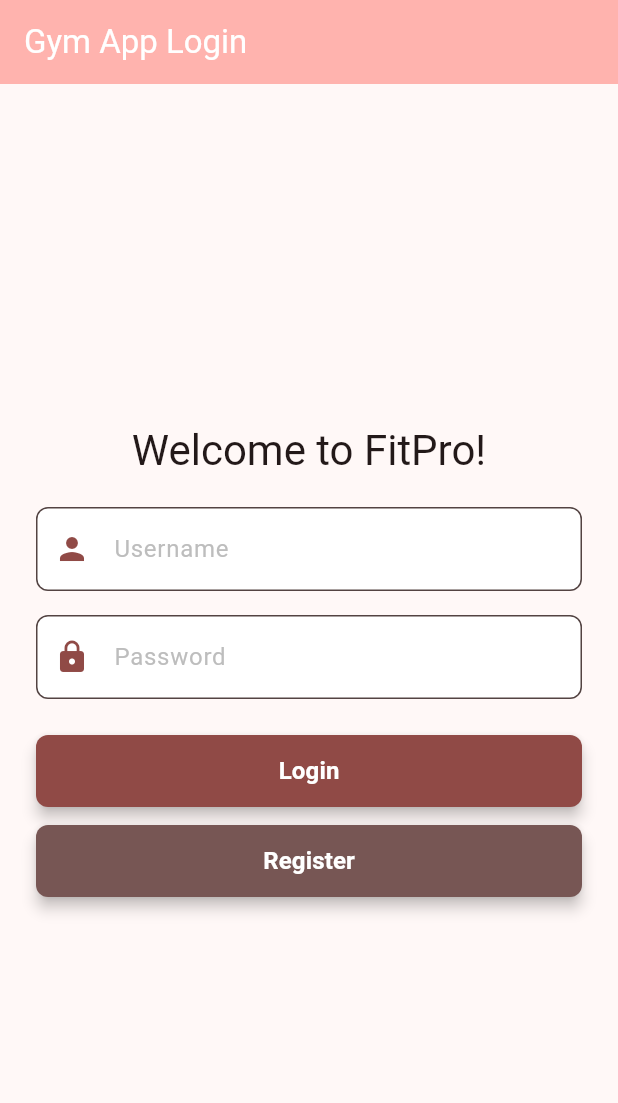
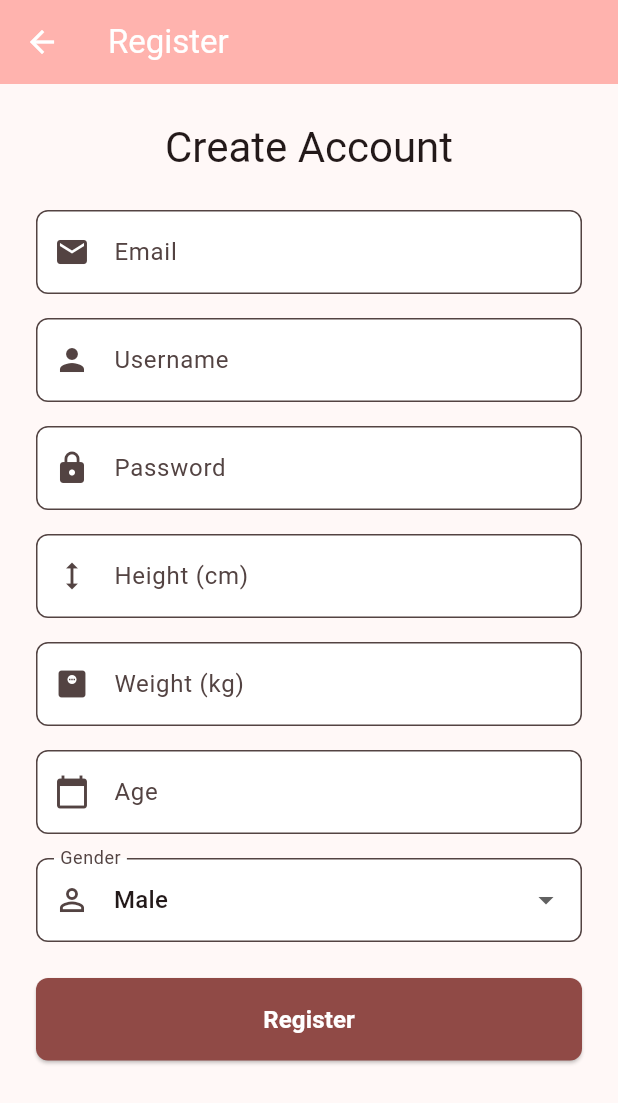
Before and after one commit to oroszkrisztian/FitApp, a Flutter app: the screen it shows after launch, after a tap on "Register", on a phone screen of 412 x 824 dp. Shown: the top 1103 px of the screen. Run offline on Flutter 3.47's test engine with Material 3 defaults, Android fonts, the phone set to English and light mode, and no system bars; our stand-ins replace fl_chart, google_generative_ai, image_picker; missing offline and left inert: google_ml_kit.

Commit message:
register page

```diff
--- a/FrontEnd/lib/login_screen.dart
+++ b/FrontEnd/lib/login_screen.dart
@@ -1,8 +1,8 @@
+import 'package:fit_app/register_screen.dart';
 import 'package:flutter/material.dart';
 import 'package:http/http.dart' as http;
 import 'dart:convert';
 import 'macro_tracking_page.dart';
-
 
 class LoginScreen extends StatefulWidget {
   const LoginScreen({super.key});
@@ -12,15 +12,17 @@ class LoginScreen extends StatefulWidget {
 }
 
 class _LoginScreenState extends State<LoginScreen> {
-  // Controllers for username and password
   final TextEditingController _usernameController = TextEditingController();
   final TextEditingController _passwordController = TextEditingController();
 
   Future<void> _login(BuildContext context) async {
+    // Directly navigate to the macro tracking page
+    _navigateToMacroTracking(context);
+
+    /* Original backend authentication code
     final String username = _usernameController.text;
     final String password = _passwordController.text;
 
-  // Base URL with query parameters
     final String baseUrl = 'http://192.168.15.160:1234/login/';
     final uri = Uri.parse(baseUrl).replace(queryParameters: {
       'email': username,
@@ -29,7 +31,7 @@ class _LoginScreenState extends State<LoginScreen> {
 
     try {
       final response = await http.post(
-      uri,  // Using URI with query parameters
+        uri,
         headers: {
           'Content-Type': 'application/json',
         },
@@ -55,6 +57,7 @@ class _LoginScreenState extends State<LoginScreen> {
       print('Error: $e');
       _showErrorDialog(context, 'Error connecting to server');
     }
+    */
   }
 
   void _showErrorDialog(BuildContext context, String message) {
@@ -100,94 +103,97 @@ class _LoginScreenState extends State<LoginScreen> {
                 style: Theme.of(context).textTheme.headlineMedium,
               ),
               const SizedBox(height: 20),
-
-              // Username TextField
               TextField(
-                controller: _usernameController, // Use the controller
+                controller: _usernameController,
                 decoration: InputDecoration(
                   hintText: 'Username',
-                  hintStyle: TextStyle(color: Colors.grey[400]), // Lighter hint text color
-                  prefixIcon: Icon(Icons.person, color: Theme.of(context).colorScheme.primary),
-                  filled: true, // Fill color
-                  fillColor: Colors.white, // Background color of the TextField
+                  hintStyle: TextStyle(color: Colors.grey[400]),
+                  prefixIcon: Icon(Icons.person,
+                      color: Theme.of(context).colorScheme.primary),
+                  filled: true,
+                  fillColor: Colors.white,
                   border: OutlineInputBorder(
-                    borderRadius: BorderRadius.circular(8.0), // Rounded corners
-                    borderSide: BorderSide(color: Colors.grey.shade400, width: 1.5), // Border color
+                    borderRadius: BorderRadius.circular(8.0),
+                    borderSide:
+                        BorderSide(color: Colors.grey.shade400, width: 1.5),
                   ),
                   focusedBorder: OutlineInputBorder(
                     borderRadius: BorderRadius.circular(8.0),
-                    borderSide: BorderSide(color: Theme.of(context).colorScheme.primary, width: 2), // Border when focused
+                    borderSide: BorderSide(
+                        color: Theme.of(context).colorScheme.primary, width: 2),
                   ),
                 ),
               ),
               const SizedBox(height: 16),
-
-              // Password TextField
               TextField(
-                controller: _passwordController, // Use the controller
+                controller: _passwordController,
                 obscureText: true,
                 decoration: InputDecoration(
                   hintText: 'Password',
-                  hintStyle: TextStyle(color: Colors.grey[400]), // Lighter hint text color
-                  prefixIcon: Icon(Icons.lock, color: Theme.of(context).colorScheme.primary),
-                  filled: true, // Fill color
-                  fillColor: Colors.white, // Background color of the TextField
+                  hintStyle: TextStyle(color: Colors.grey[400]),
+                  prefixIcon: Icon(Icons.lock,
+                      color: Theme.of(context).colorScheme.primary),
+                  filled: true,
+                  fillColor: Colors.white,
                   border: OutlineInputBorder(
-                    borderRadius: BorderRadius.circular(8.0), // Rounded corners
-                    borderSide: BorderSide(color: Colors.grey.shade400, width: 1.5), // Border color
+                    borderRadius: BorderRadius.circular(8.0),
+                    borderSide:
+                        BorderSide(color: Colors.grey.shade400, width: 1.5),
                   ),
                   focusedBorder: OutlineInputBorder(
                     borderRadius: BorderRadius.circular(8.0),
-                    borderSide: BorderSide(color: Theme.of(context).colorScheme.primary, width: 2), // Border when focused
+                    borderSide: BorderSide(
+                        color: Theme.of(context).colorScheme.primary, width: 2),
                   ),
                 ),
               ),
               const SizedBox(height: 24),
-
-              // Login Button
               SizedBox(
-                width: double.infinity, // Ensures the button stretches across the available width
+                width: double.infinity,
                 child: ElevatedButton(
-                  onPressed: () => _login(context), // Call the login function
+                  onPressed: () => _login(context),
                   style: ElevatedButton.styleFrom(
-                    padding: const EdgeInsets.symmetric(horizontal: 16.0, vertical: 12.0), // Increased vertical padding
-                    backgroundColor: Theme.of(context).colorScheme.primary, // Use primary color from theme
-                    foregroundColor: Colors.white, // Text color
-                    minimumSize: const Size(0, 48), // Minimum height
-                    shape: RoundedRectangleBorder( // Rounded corners
+                    padding: const EdgeInsets.symmetric(
+                        horizontal: 16.0, vertical: 12.0),
+                    backgroundColor: Theme.of(context).colorScheme.primary,
+                    foregroundColor: Colors.white,
+                    minimumSize: const Size(0, 48),
+                    shape: RoundedRectangleBorder(
                       borderRadius: BorderRadius.circular(8.0),
                     ),
-                    elevation: 4, // Shadow effect
+                    elevation: 4,
                   ),
                   child: const Text(
                     'Login',
-                    style: TextStyle(fontSize: 16, fontWeight: FontWeight.bold), // Increased font size and bold
+                    style: TextStyle(fontSize: 16, fontWeight: FontWeight.bold),
                   ),
                 ),
               ),
-
               const SizedBox(height: 12),
-
-              // Register Button
               SizedBox(
-                width: double.infinity, // Ensures the button stretches across the available width
+                width: double.infinity,
                 child: ElevatedButton(
                   onPressed: () {
-                    print('Register');
+                    Navigator.push(
+                      context,
+                      MaterialPageRoute(
+                          builder: (context) => const RegistrationScreen()),
+                    );
                   },
                   style: ElevatedButton.styleFrom(
-                    padding: const EdgeInsets.symmetric(horizontal: 16.0, vertical: 12.0), // Increased vertical padding
-                    backgroundColor: Theme.of(context).colorScheme.secondary, // Use secondary color from theme
-                    foregroundColor: Colors.white, // Text color
-                    minimumSize: const Size(0, 48), // Minimum height
-                    shape: RoundedRectangleBorder( // Rounded corners
+                    padding: const EdgeInsets.symmetric(
+                        horizontal: 16.0, vertical: 12.0),
+                    backgroundColor: Theme.of(context).colorScheme.secondary,
+                    foregroundColor: Colors.white,
+                    minimumSize: const Size(0, 48),
+                    shape: RoundedRectangleBorder(
                       borderRadius: BorderRadius.circular(8.0),
                     ),
-                    elevation: 4, // Shadow effect
+                    elevation: 4,
                   ),
                   child: const Text(
                     'Register',
-                    style: TextStyle(fontSize: 16, fontWeight: FontWeight.bold), // Increased font size and bold
+                    style: TextStyle(fontSize: 16, fontWeight: FontWeight.bold),
                   ),
                 ),
               ),
--- /dev/null
+++ b/FrontEnd/lib/register_screen.dart
@@ -0,0 +1,240 @@
+import 'package:flutter/material.dart';
+
+class RegistrationScreen extends StatefulWidget {
+  const RegistrationScreen({super.key});
+
+  @override
+  _RegistrationScreenState createState() => _RegistrationScreenState();
+}
+
+class _RegistrationScreenState extends State<RegistrationScreen> {
+  final _formKey = GlobalKey<FormState>();
+
+  final TextEditingController _emailController = TextEditingController();
+  final TextEditingController _passwordController = TextEditingController();
+  final TextEditingController _heightController = TextEditingController();
+  final TextEditingController _weightController = TextEditingController();
+  final TextEditingController _ageController = TextEditingController();
+  final TextEditingController _usernameController = TextEditingController();
+
+  String _selectedGender = 'Male'; // Default value
+
+  Future<void> _register(BuildContext context) async {
+    if (_formKey.currentState!.validate()) {
+      // For now, just print the values and navigate back to login
+      print('Email: ${_emailController.text}');
+      print('Password: ${_passwordController.text}');
+      print('Height: ${_heightController.text}');
+      print('Weight: ${_weightController.text}');
+      print('Age: ${_ageController.text}');
+      print('Gender: $_selectedGender');
+      print('Username: ${_usernameController.text}');
+
+      /* Backend integration code to be added later
+      try {
+        final response = await http.post(
+          Uri.parse('your_backend_url/register/'),
+          body: {
+            'email': _emailController.text,
+            'password': _passwordController.text,
+            'height': _heightController.text,
+            'weight': _weightController.text,
+            'age': _ageController.text,
+            'gender': _selectedGender,
+            'username': _usernameController.text,
+          },
+        );
+        // Handle response
+      } catch (e) {
+        // Handle error
+      }
+      */
+
+      // Navigate back to login screen
+      Navigator.pop(context);
+    }
+  }
+
+  @override
+  Widget build(BuildContext context) {
+    return Scaffold(
+      appBar: AppBar(
+        title: const Text('Register'),
+        backgroundColor: Theme.of(context).colorScheme.inversePrimary,
+      ),
+      body: SingleChildScrollView(
+        padding: const EdgeInsets.all(24.0),
+        child: Form(
+          key: _formKey,
+          child: Column(
+            crossAxisAlignment: CrossAxisAlignment.stretch,
+            children: [
+              Text(
+                'Create Account',
+                style: Theme.of(context).textTheme.headlineMedium,
+                textAlign: TextAlign.center,
+              ),
+              const SizedBox(height: 24),
+
+              // Email
+              TextFormField(
+                controller: _emailController,
+                decoration: _buildInputDecoration('Email', Icons.email),
+                keyboardType: TextInputType.emailAddress,
+                validator: (value) {
+                  if (value == null || value.isEmpty) {
+                    return 'Please enter your email';
+                  }
+                  if (!value.contains('@')) {
+                    return 'Please enter a valid email';
+                  }
+                  return null;
+                },
+              ),
+              const SizedBox(height: 16),
+
+              // Username
+              TextFormField(
+                controller: _usernameController,
+                decoration: _buildInputDecoration('Username', Icons.person),
+                validator: (value) {
+                  if (value == null || value.isEmpty) {
+                    return 'Please enter a username';
+                  }
+                  return null;
+                },
+              ),
+              const SizedBox(height: 16),
+
+              // Password
+              TextFormField(
+                controller: _passwordController,
+                decoration: _buildInputDecoration('Password', Icons.lock),
+                obscureText: true,
+                validator: (value) {
+                  if (value == null || value.isEmpty) {
+                    return 'Please enter a password';
+                  }
+                  if (value.length < 6) {
+                    return 'Password must be at least 6 characters';
+                  }
+                  return null;
+                },
+              ),
+              const SizedBox(height: 16),
+
+              // Height
+              TextFormField(
+                controller: _heightController,
+                decoration: _buildInputDecoration('Height (cm)', Icons.height),
+                keyboardType: TextInputType.number,
+                validator: (value) {
+                  if (value == null || value.isEmpty) {
+                    return 'Please enter your height';
+                  }
+                  if (double.tryParse(value) == null) {
+                    return 'Please enter a valid number';
+                  }
+                  return null;
+                },
+              ),
+              const SizedBox(height: 16),
+
+              // Weight
+              TextFormField(
+                controller: _weightController,
+                decoration: _buildInputDecoration('Weight (kg)', Icons.monitor_weight),
+                keyboardType: TextInputType.number,
+                validator: (value) {
+                  if (value == null || value.isEmpty) {
+                    return 'Please enter your weight';
+                  }
+                  if (double.tryParse(value) == null) {
+                    return 'Please enter a valid number';
+                  }
+                  return null;
+                },
+              ),
+              const SizedBox(height: 16),
+
+              // Age
+              TextFormField(
+                controller: _ageController,
+                decoration: _buildInputDecoration('Age', Icons.calendar_today),
+                keyboardType: TextInputType.number,
+                validator: (value) {
+                  if (value == null || value.isEmpty) {
+                    return 'Please enter your age';
+                  }
+                  if (int.tryParse(value) == null) {
+                    return 'Please enter a valid number';
+                  }
+                  return null;
+                },
+              ),
+              const SizedBox(height: 16),
+
+              // Gender Dropdown
+              DropdownButtonFormField<String>(
+                value: _selectedGender,
+                decoration: _buildInputDecoration('Gender', Icons.person_outline),
+                items: ['Male', 'Female', 'Other']
+                    .map((gender) => DropdownMenuItem(
+                          value: gender,
+                          child: Text(gender),
+                        ))
+                    .toList(),
+                onChanged: (value) {
+                  setState(() {
+                    _selectedGender = value!;
+                  });
+                },
+              ),
+              const SizedBox(height: 24),
+
+              // Register Button
+              ElevatedButton(
+                onPressed: () => _register(context),
+                style: ElevatedButton.styleFrom(
+                  padding: const EdgeInsets.symmetric(vertical: 16),
+                  backgroundColor: Theme.of(context).colorScheme.primary,
+                  foregroundColor: Colors.white,
+                  shape: RoundedRectangleBorder(
+                    borderRadius: BorderRadius.circular(8),
+                  ),
+                ),
+                child: const Text(
+                  'Register',
+                  style: TextStyle(fontSize: 16, fontWeight: FontWeight.bold),
+                ),
+              ),
+            ],
+          ),
+        ),
+      ),
+    );
+  }
+
+  InputDecoration _buildInputDecoration(String label, IconData icon) {
+    return InputDecoration(
+      labelText: label,
+      prefixIcon: Icon(icon),
+      border: OutlineInputBorder(
+        borderRadius: BorderRadius.circular(8),
+      ),
+      filled: true,
+      fillColor: Colors.white,
+    );
+  }
+
+  @override
+  void dispose() {
+    _emailController.dispose();
+    _passwordController.dispose();
+    _heightController.dispose();
+    _weightController.dispose();
+    _ageController.dispose();
+    _usernameController.dispose();
+    super.dispose();
+  }
+}
```
Lines whose indentation alone changed are shown as unchanged.
